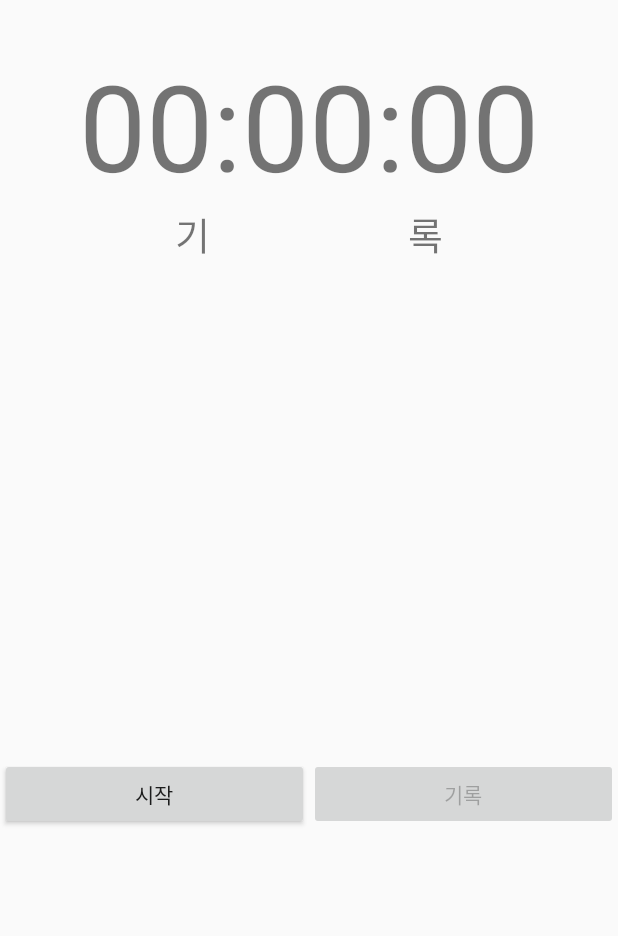
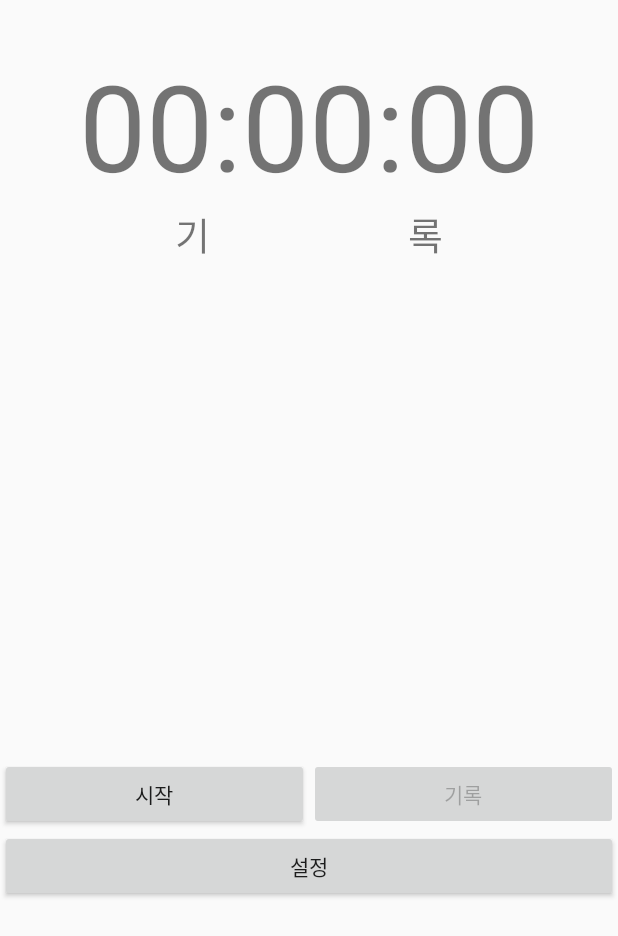
Before and after one commit to Jungea/TellTime, an Android app: the screen it shows after launch (MainActivity), on a phone screen of 412 x 824 dp. Shown: the top 936 px of the screen. Run offline under Robolectric (Android 15) with nearby library versions, the phone set to English and light mode, and no system bars.

```diff
--- a/app/src/main/res/layout/activity_main.xml
+++ b/app/src/main/res/layout/activity_main.xml
@@ -6,7 +6,7 @@
     android:orientation="vertical">
 
     <TextView
-        android:id="@+id/textView"
+        android:id="@+id/textView7"
         android:layout_width="match_parent"
         android:layout_height="30dp" />
 
@@ -58,4 +58,11 @@
             android:onClick="myOnClick"
             android:text="기록" />
     </LinearLayout>
+
+    <Button
+        android:id="@+id/button5"
+        android:layout_width="match_parent"
+        android:layout_height="wrap_content"
+        android:onClick="onButton1Clicked"
+        android:text="설정" />
 </LinearLayout>
```
Also changed, not shown: app/src/main/java/com/example/telltime/MainActivity.java (+80 -4 lines).
